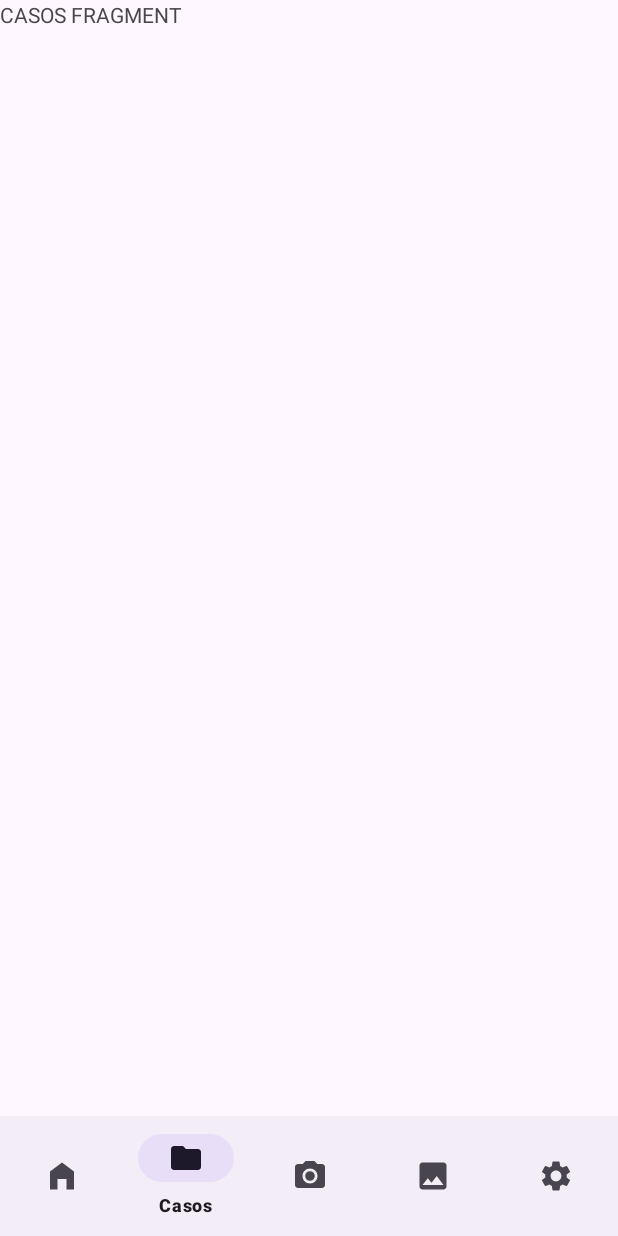
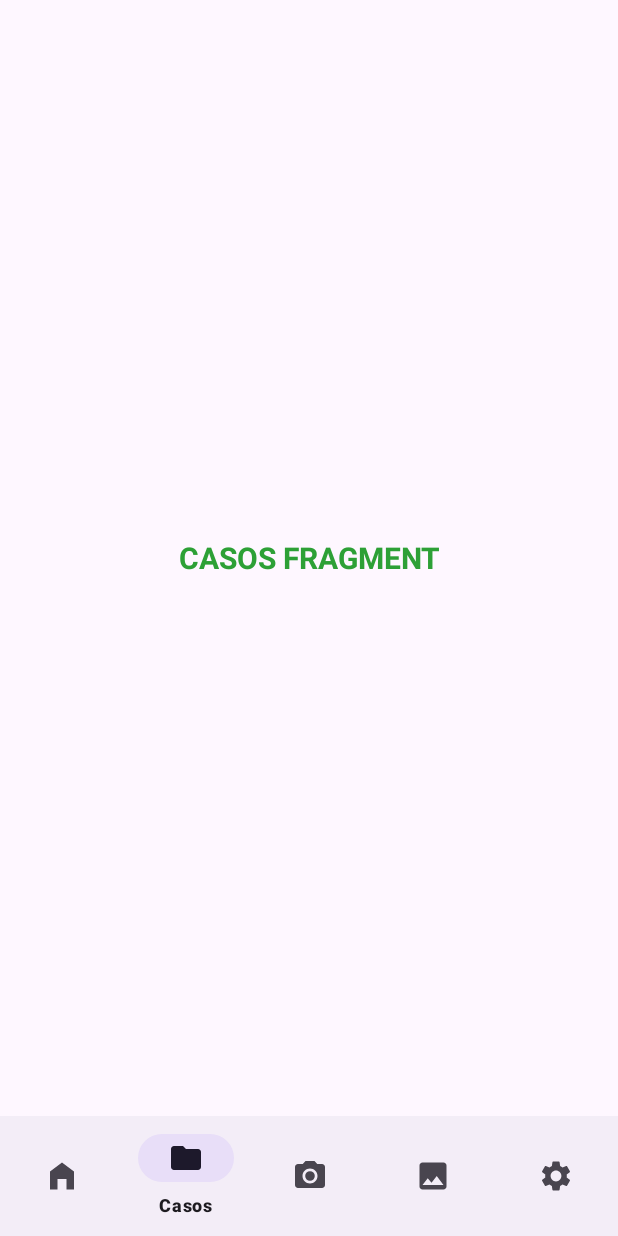
Before and after one commit to JavFuentes/Login, an Android app: the CasosFragment screen opened through its navigation route, on a phone screen of 412 x 824 dp. Run offline under Robolectric (Android 15) with nearby library versions, the phone set to English and light mode, and no system bars; our stand-ins replace navigation-ui.

Commit message:
Changes in the TextView of the fragment_casos.xml layout, colors.xml, strings.xml

```diff
--- a/app/src/main/res/layout/fragment_casos.xml
+++ b/app/src/main/res/layout/fragment_casos.xml
@@ -7,8 +7,13 @@
 
     <!-- TODO: Update blank fragment layout -->
     <TextView
+        android:id="@+id/tv_casos"
         android:layout_width="match_parent"
         android:layout_height="match_parent"
-        android:text="CASOS FRAGMENT" />
+        android:gravity="center"
+        android:textSize="20sp"
+        android:textColor="@color/green"
+        android:textStyle="bold"
+        android:text="@string/tv_casos" />
 
 </FrameLayout>
--- a/app/src/main/res/values/colors.xml
+++ b/app/src/main/res/values/colors.xml
@@ -2,4 +2,5 @@
 <resources>
     <color name="black">#FF000000</color>
     <color name="white">#FFFFFFFF</color>
+    <color name="green">#2DA036</color>
 </resources>
--- a/app/src/main/res/values/strings.xml
+++ b/app/src/main/res/values/strings.xml
@@ -10,4 +10,5 @@
     <string name="hello_blank_fragment">Hello blank fragment</string>
     <string name="recuperar_password">Recuperar Password</string>
     <string name="ingresa_tu_email_para_recuperar_la_password">Ingresa tu email para recuperar la password:</string>
+    <string name="tv_casos">CASOS FRAGMENT</string>
 </resources>
```
